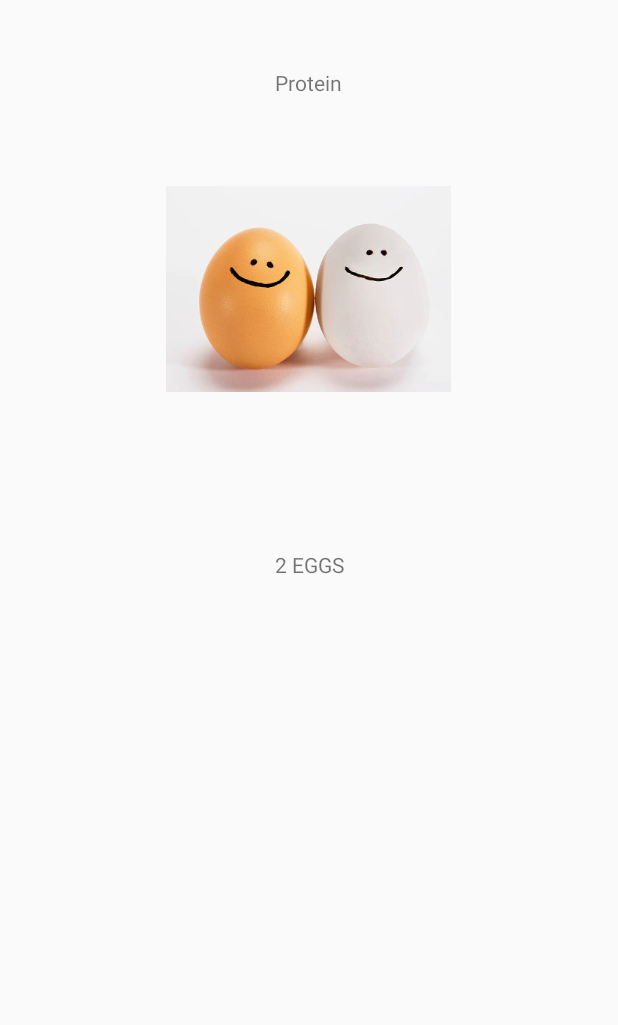
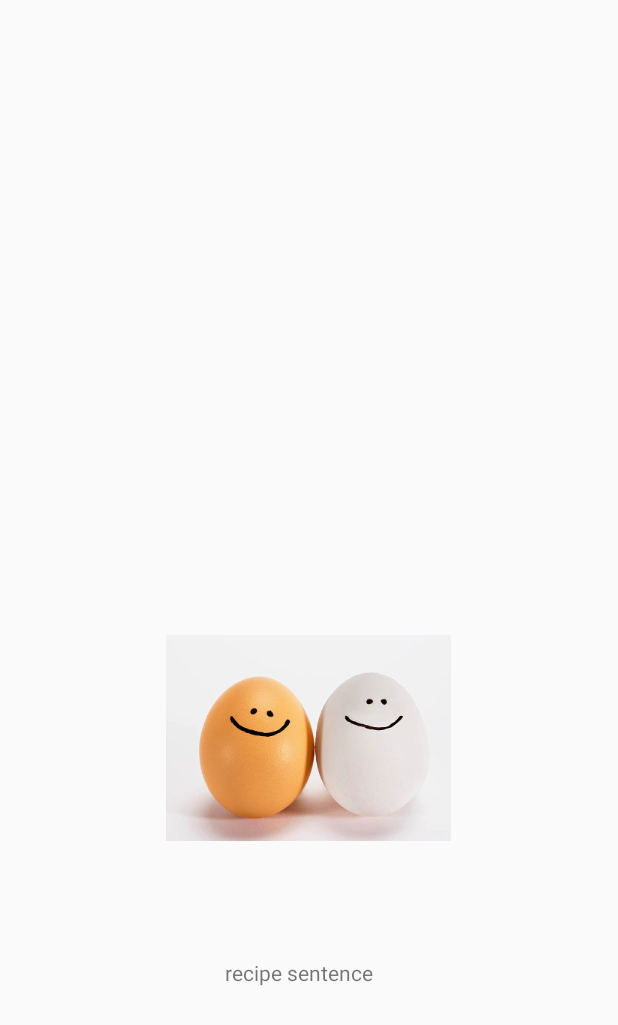
Before and after one commit to jsayram/AndroidApp_Assigment, an Android app: the layout content_protein_.xml on its own in the app's theme, with its tools: preview values and no code run, on a phone screen of 412 x 824 dp. Shown: the top 1025 px of the screen. Run offline under Robolectric (Android 15) with nearby library versions, the phone set to English and light mode, and no system bars.

Commit message:
minor changes

```diff
--- a/app/src/main/java/com/chefd/mealprep/mealprep/Carbs_Acitivity.java
+++ b/app/src/main/java/com/chefd/mealprep/mealprep/Carbs_Acitivity.java
@@ -9,12 +9,15 @@ import android.view.View;
 
 public class Carbs_Acitivity extends AppCompatActivity {
 
+
     @Override
     protected void onCreate(Bundle savedInstanceState) {
         super.onCreate(savedInstanceState);
         setContentView(R.layout.activity_carbs__acitivity);
         Toolbar toolbar = (Toolbar) findViewById(R.id.toolbar);
         setSupportActionBar(toolbar);
+
+
         //so Brain here just find both the views for the activity and then just use the setimageResource,and setText for both the text
         //and image view just look suggestions and the choose the right one
         FloatingActionButton fab = (FloatingActionButton) findViewById(R.id.fab);
--- a/app/src/main/java/com/chefd/mealprep/mealprep/Vegetables_Activity.java
+++ b/app/src/main/java/com/chefd/mealprep/mealprep/Vegetables_Activity.java
@@ -6,6 +6,7 @@ import android.support.design.widget.Snackbar;
 import android.support.v7.app.AppCompatActivity;
 import android.support.v7.widget.Toolbar;
 import android.view.View;
+import android.widget.ImageView;
 
 public class Vegetables_Activity extends AppCompatActivity {
 
@@ -14,12 +15,13 @@ public class Vegetables_Activity extends AppCompatActivity {
     @Override
     protected void onCreate(Bundle savedInstanceState) {
         super.onCreate(savedInstanceState);
-        setContentView(R.layout.activity_vegetables_);
+        setContentView(R.layout.activity_protein_);
         Toolbar toolbar = (Toolbar) findViewById(R.id.toolbar);
         setSupportActionBar(toolbar);
 
         Bundle bundle = getIntent().getExtras();
         foodIdenityHolder = new FoodIdenityHolder(bundle.getInt("currentMealImage"),bundle.getInt("currentMealString"));
+
         //so quan here just find both the views for the activity and then just use the setimageResource,and setText for both the text
         //and image view just look suggestions and the choose the right one
         FloatingActionButton fab = (FloatingActionButton) findViewById(R.id.fab);
--- a/app/src/main/res/layout/content_protein_.xml
+++ b/app/src/main/res/layout/content_protein_.xml
@@ -13,32 +13,25 @@
     tools:context="com.chefd.mealprep.mealprep.Protein_Activity"
     tools:showIn="@layout/activity_protein_">
 
-    <TextView
-        android:text="Protein"
-        android:layout_width="wrap_content"
-        android:layout_height="wrap_content"
-        android:id="@+id/recipe_p_textview"
-        android:layout_marginTop="29dp"
-        android:layout_alignParentTop="true"
-        android:layout_centerHorizontal="true" />
-
-    <TextView
-        android:text="2 EGGS"
-        android:layout_width="wrap_content"
-        android:layout_height="wrap_content"
-        android:layout_marginTop="105dp"
-        android:id="@+id/textView3"
-        android:layout_below="@+id/imageView2"
-        android:layout_alignLeft="@+id/recipe_p_textview"
-        android:layout_alignStart="@+id/recipe_p_textview" />
-
     <ImageView
         android:layout_width="wrap_content"
         android:layout_height="wrap_content"
         app:srcCompat="@drawable/twoeggs"
         android:id="@+id/imageView2"
-        android:layout_marginTop="59dp"
-        android:layout_below="@+id/recipe_p_textview"
-        android:layout_centerHorizontal="true" />
+        android:layout_above="@+id/recipe_p_textview"
+        android:layout_centerHorizontal="true"
+        android:layout_marginBottom="78dp" />
+
+    <TextView
+        android:text="@string/recipe_p_textview"
+        android:layout_width="wrap_content"
+        android:layout_height="wrap_content"
+        android:layout_alignParentBottom="true"
+        android:layout_alignParentLeft="true"
+        android:layout_alignParentStart="true"
+        android:layout_marginLeft="134dp"
+        android:layout_marginStart="134dp"
+        android:layout_marginBottom="150dp"
+        android:id="@+id/recipe_p_textview" />
 
 </RelativeLayout>
--- a/app/src/main/res/values/strings.xml
+++ b/app/src/main/res/values/strings.xml
@@ -15,9 +15,10 @@
     <string name="Vegetables">Vegetables</string>
     <string name="Favorite">Favorite</string>
     <string name="title_activity_vegetables_">Vegetables_Activity</string>
-    <string name="recipe_v_textview">recipe sentence</string>
+    <string name="recipe_v_textview">New things</string>
     <string name="recipe_p_textview">recipe sentence</string>
     <string name="recipe_c_textview">recipe sentence</string>
+    <string name="words_things">words things</string>
 
 
 </resources>
```
Also changed, not shown: app/src/main/java/com/chefd/mealprep/mealprep/BreakfastActivity.java (+4 -4 lines), app/src/main/java/com/chefd/mealprep/mealprep/Protein_Activity.java (+6 -1 lines), app/src/main/res/layout/content_carbs__acitivity.xml (+9 -21 lines).
